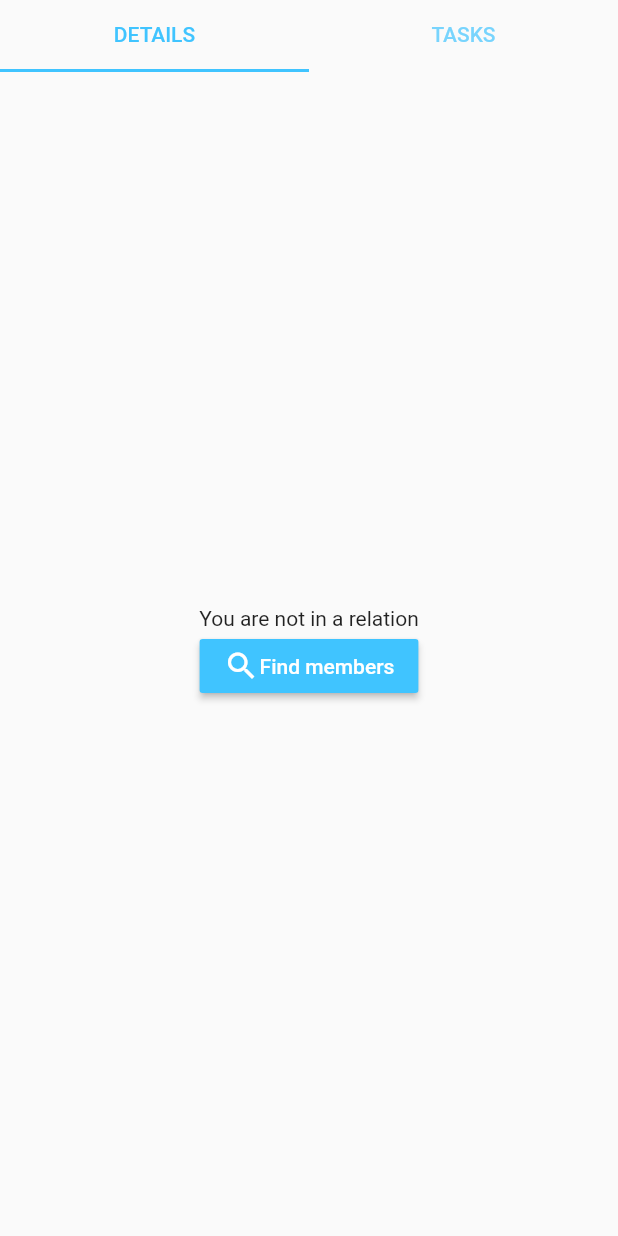
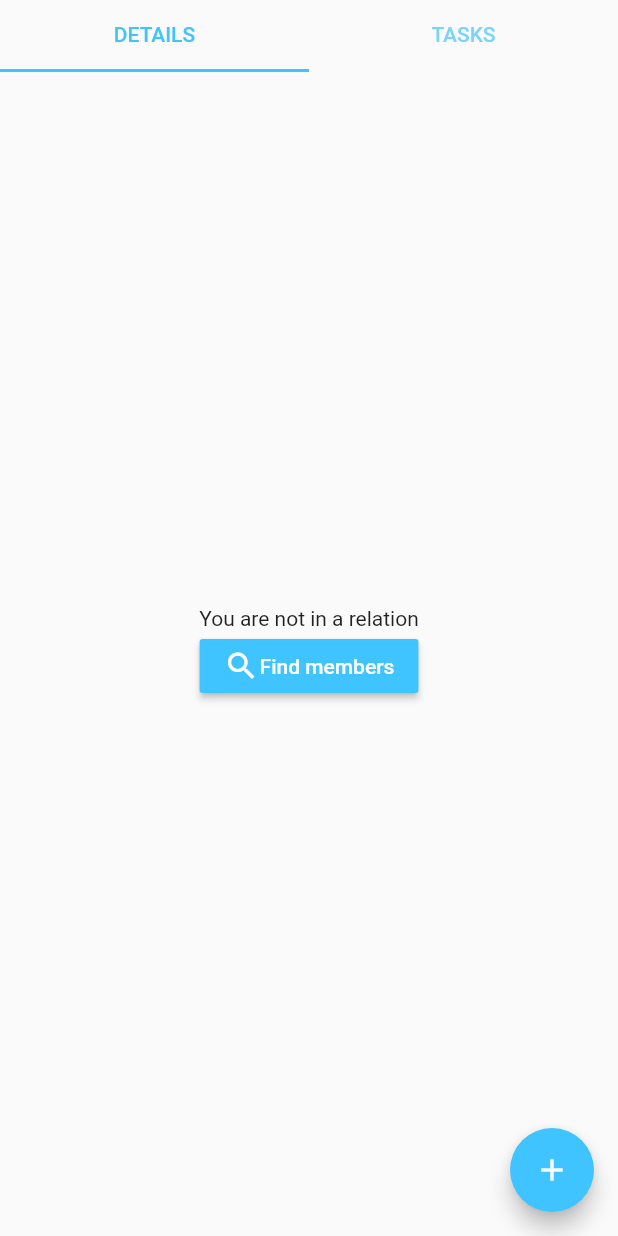
Before and after one commit to anitab-org/mentorship-flutter, a Flutter app: the RelationPage screen opened directly, after a tap on "Find members", on a phone screen of 412 x 824 dp. Run offline on Flutter 3.47's test engine with Material 2 defaults, Android fonts, the phone set to English and light mode, and no system bars; our stand-ins replace bloc, bottom_navy_bar, chopper, equatable, flutter_bloc, flutter_secure_storage and 1 more; accounts and stored records are empty; generated files the repository leaves out were written again; network calls fail.

Commit message:
RelationPage: added displaying tasks

```diff
--- a/lib/screens/home/pages/relation/relation_page.dart
+++ b/lib/screens/home/pages/relation/relation_page.dart
@@ -1,8 +1,11 @@
 import 'package:flutter/material.dart';
 import 'package:flutter_bloc/flutter_bloc.dart';
 import 'package:mentorship_client/remote/models/relation.dart';
+import 'package:mentorship_client/remote/models/task.dart';
 import 'package:mentorship_client/remote/repositories/relation_repository.dart';
+import 'package:mentorship_client/remote/repositories/task_repository.dart';
 import 'package:mentorship_client/screens/home/bloc/bloc.dart';
+import 'package:toast/toast.dart';
 
 class RelationPage extends StatefulWidget {
   @override
@@ -12,6 +15,8 @@ class RelationPage extends StatefulWidget {
 // TODO: Use BLOC to make state management more robust
 
 class _RelationPageState extends State<RelationPage> {
+  int _relationId;
+
   @override
   Widget build(BuildContext context) {
     return DefaultTabController(
@@ -27,10 +32,15 @@ class _RelationPageState extends State<RelationPage> {
         body: TabBarView(
           children: [
             _buildDetailsTab(context),
-            Center(
-              child: Text("coming soon"),
-            ),
+            _buildTasksTab(context),
           ],
+        ),
+        floatingActionButton: FloatingActionButton(
+          child: Icon(
+            Icons.add,
+            color: Colors.white,
+          ),
+          onPressed: () => Toast.show("FAB", context),
         ),
       ),
     );
@@ -42,7 +52,7 @@ class _RelationPageState extends State<RelationPage> {
       child: FutureBuilder(
         future: RelationRepository.instance.getCurrentRelation(),
         builder: (context, AsyncSnapshot<Relation> snapshot) {
-          if (!snapshot.hasData)
+          if (!snapshot.hasData) {
             return Center(
               child: Column(
                 mainAxisAlignment: MainAxisAlignment.center,
@@ -68,6 +78,9 @@ class _RelationPageState extends State<RelationPage> {
                 ],
               ),
             );
+          }
+
+          _relationId = snapshot.data.id;
 
           return Column(
             children: [
@@ -94,4 +107,68 @@ class _RelationPageState extends State<RelationPage> {
       ),
     );
   }
+
+  Widget _buildTasksTab(BuildContext context) {
+    return Padding(
+      padding: EdgeInsets.all(16),
+      child: FutureBuilder(
+        future: TaskRepository.instance.getAllTasks(_relationId),
+        builder: (context, AsyncSnapshot<List<Task>> snapshot) {
+          if (!snapshot.hasData) {
+            return Center(
+              child: Column(
+                mainAxisAlignment: MainAxisAlignment.center,
+                children: [
+                  Text("You are not in a relation"),
+                  RaisedButton(
+                    color: Theme.of(context).accentColor,
+                    child: Row(
+                      mainAxisSize: MainAxisSize.min,
+                      children: [
+                        Icon(
+                          Icons.search,
+                          color: Colors.white,
+                        ),
+                        Text(
+                          "Find members",
+                          style: TextStyle(color: Colors.white),
+                        ),
+                      ],
+                    ),
+                    onPressed: () => BlocProvider.of<HomeBloc>(context).add(MembersPageSelected()),
+                  )
+                ],
+              ),
+            );
+          }
+
+          return Column(
+            children: [
+              ListView.builder(
+                shrinkWrap: true,
+                itemCount: snapshot.data.length,
+                itemBuilder: (context, index) {
+                  return Row(
+                    children: [
+                      Checkbox(
+                        value: snapshot.data[index].isDone,
+                      ),
+                      Text(snapshot.data[index].description),
+                    ],
+                  );
+                },
+              ),
+              Align(
+                alignment: Alignment.bottomCenter,
+                child: RaisedButton(
+                  onPressed: () => Toast.show("Not implemented yet", context),
+                  child: Text("Create task".toUpperCase()),
+                ),
+              )
+            ],
+          );
+        },
+      ),
+    );
+  }
 }
```
